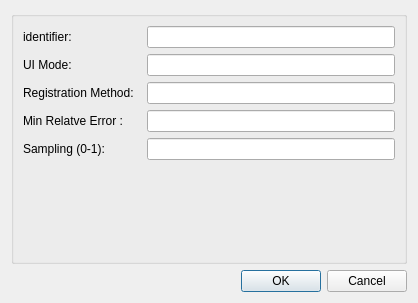
Above: pointwiserigidregistrationstep/qt/configuredialog.ui from mapclient-plugins/pointwiserigidregistrationstep before the change. Below: the same form after it.
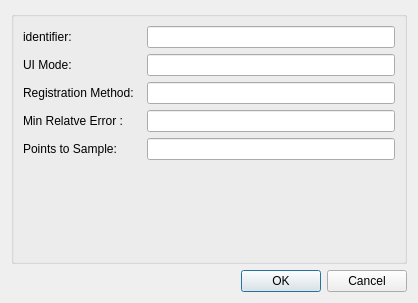
That is the form after the change.

Commit message: private register function, sampling changed to points to sample

```diff
--- a/pointwiserigidregistrationstep/qt/configuredialog.ui
+++ b/pointwiserigidregistrationstep/qt/configuredialog.ui
@@ -67,7 +67,7 @@
       <item row="4" column="0">
        <widget class="QLabel" name="label4">
         <property name="text">
-         <string>Sampling (0-1):  </string>
+         <string>Points to Sample:</string>
         </property>
        </widget>
       </item>
```
Left out of the diff: 41 changed lines with no effect on the pictures. The commit also changes 2 other files.
